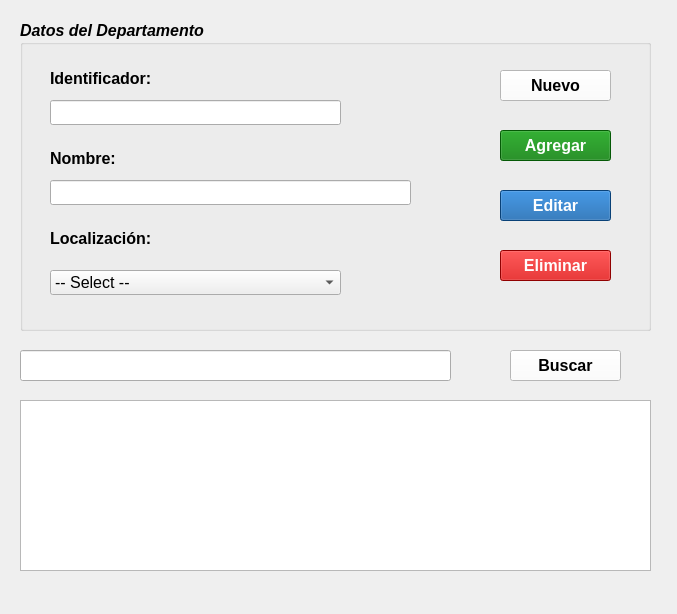
This is vistas/FrmDepartamentos.ui in G-Mann00/HR_Seguridad as Qt 5 draws it before an edit. The edited form follows.
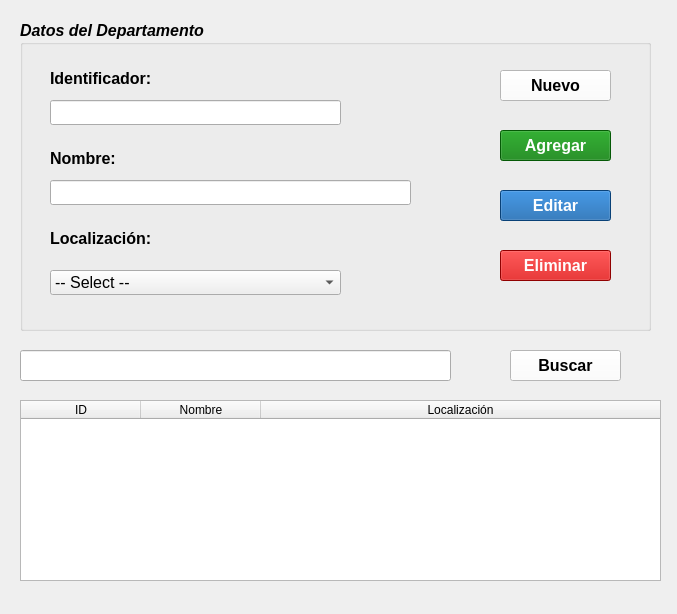
This is the edited form. Icons and pictures are not drawn.

Commit message: Cambios a las vistas Departamentos, Rol y Usuarios

What changed in the file:
```diff
--- a/vistas/FrmDepartamentos.ui
+++ b/vistas/FrmDepartamentos.ui
@@ -360,16 +360,6 @@
     </font>
    </property>
   </widget>
-  <widget class="QTableView" name="tv_departamento">
-   <property name="geometry">
-    <rect>
-     <x>20</x>
-     <y>400</y>
-     <width>631</width>
-     <height>171</height>
-    </rect>
-   </property>
-  </widget>
   <widget class="QPushButton" name="btn_buscar">
    <property name="geometry">
     <rect>
@@ -404,6 +394,49 @@
     </size>
    </property>
   </widget>
+  <widget class="QTableWidget" name="tw_registroDepartamentos">
+   <property name="geometry">
+    <rect>
+     <x>20</x>
+     <y>400</y>
+     <width>641</width>
+     <height>181</height>
+    </rect>
+   </property>
+   <property name="sizeAdjustPolicy">
+    <enum>QAbstractScrollArea::AdjustToContents</enum>
+   </property>
+   <property name="editTriggers">
+    <set>QAbstractItemView::NoEditTriggers</set>
+   </property>
+   <property name="selectionMode">
+    <enum>QAbstractItemView::SingleSelection</enum>
+   </property>
+   <property name="selectionBehavior">
+    <enum>QAbstractItemView::SelectRows</enum>
+   </property>
+   <attribute name="horizontalHeaderDefaultSectionSize">
+    <number>120</number>
+   </attribute>
+   <attribute name="horizontalHeaderStretchLastSection">
+    <bool>true</bool>
+   </attribute>
+   <column>
+    <property name="text">
+     <string>ID</string>
+    </property>
+   </column>
+   <column>
+    <property name="text">
+     <string>Nombre</string>
+    </property>
+   </column>
+   <column>
+    <property name="text">
+     <string>Localización</string>
+    </property>
+   </column>
+  </widget>
  </widget>
  <tabstops>
   <tabstop>le_identificador</tabstop>
```
Left out of the diff: 1 changed line with no effect on the pictures. The commit also changes 5 other files.
